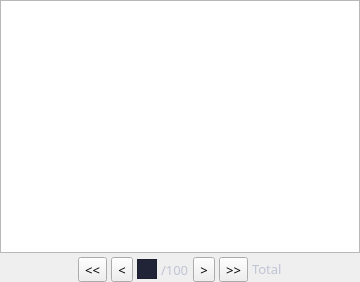
First picture: the form in poundage/PoundageShowWidget.ui, repository HcashOrg/hx-indicator, before the edit.
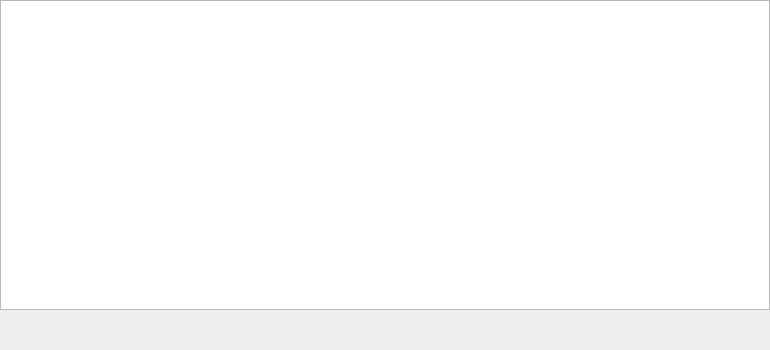
Second picture: the form after the edit.

```diff
--- a/poundage/PoundageShowWidget.ui
+++ b/poundage/PoundageShowWidget.ui
@@ -6,16 +6,16 @@
    <rect>
     <x>0</x>
     <y>0</y>
-    <width>360</width>
-    <height>282</height>
+    <width>770</width>
+    <height>350</height>
    </rect>
   </property>
   <property name="windowTitle">
    <string>Form</string>
   </property>
-  <layout class="QVBoxLayout" name="verticalLayout" stretch="5,1">
+  <layout class="QVBoxLayout" name="verticalLayout">
    <property name="spacing">
-    <number>4</number>
+    <number>0</number>
    </property>
    <property name="leftMargin">
     <number>0</number>
@@ -33,230 +33,14 @@
     <widget class="QTableView" name="tableView"/>
    </item>
    <item>
-    <layout class="QHBoxLayout" name="horizontalLayout_4">
-     <item>
-      <spacer name="horizontalSpacer">
-       <property name="orientation">
-        <enum>Qt::Horizontal</enum>
-       </property>
-       <property name="sizeHint" stdset="0">
-        <size>
-         <width>40</width>
-         <height>20</height>
-        </size>
-       </property>
-      </spacer>
-     </item>
-     <item>
-      <layout class="QHBoxLayout" name="horizontalLayout">
-       <item>
-        <widget class="QToolButton" name="firstPageBtn">
-         <property name="sizePolicy">
-          <sizepolicy hsizetype="Preferred" vsizetype="Preferred">
-           <horstretch>0</horstretch>
-           <verstretch>0</verstretch>
-          </sizepolicy>
-         </property>
-         <property name="font">
-          <font>
-           <family>微软雅黑</family>
-           <pointsize>10</pointsize>
-          </font>
-         </property>
-         <property name="cursor">
-          <cursorShape>PointingHandCursor</cursorShape>
-         </property>
-         <property name="focusPolicy">
-          <enum>Qt::NoFocus</enum>
-         </property>
-         <property name="styleSheet">
-          <string notr="true"/>
-         </property>
-         <property name="text">
-          <string>&lt;&lt;</string>
-         </property>
-        </widget>
-       </item>
-       <item>
-        <widget class="QToolButton" name="prePageBtn">
-         <property name="sizePolicy">
-          <sizepolicy hsizetype="Preferred" vsizetype="Preferred">
-           <horstretch>0</horstretch>
-           <verstretch>0</verstretch>
-          </sizepolicy>
-         </property>
-         <property name="font">
-          <font>
-           <family>微软雅黑</family>
-           <pointsize>10</pointsize>
-          </font>
-         </property>
-         <property name="cursor">
-          <cursorShape>PointingHandCursor</cursorShape>
-         </property>
-         <property name="focusPolicy">
-          <enum>Qt::NoFocus</enum>
-         </property>
-         <property name="styleSheet">
-          <string notr="true"/>
-         </property>
-         <property name="text">
-          <string>&lt;</string>
-         </property>
-        </widget>
-       </item>
-      </layout>
-     </item>
-     <item>
-      <layout class="QHBoxLayout" name="horizontalLayout_3">
-       <item>
-        <widget class="QLineEdit" name="pageLineEdit">
-         <property name="sizePolicy">
-          <sizepolicy hsizetype="Preferred" vsizetype="Preferred">
-           <horstretch>0</horstretch>
-           <verstretch>0</verstretch>
-          </sizepolicy>
-         </property>
-         <property name="maximumSize">
-          <size>
-           <width>20</width>
-           <height>20</height>
-          </size>
-         </property>
-         <property name="font">
-          <font>
-           <pointsize>10</pointsize>
-          </font>
-         </property>
-         <property name="styleSheet">
-          <string notr="true">QLineEdit{background-color: rgb(32,36,54);color: rgb(192, 196, 212);border:1px solid rgb(28, 32, 46);padding: 0px 0px 0px 0px;}
-QLineEdit:focus{border:1px solid rgb(93,107,144);}</string>
-         </property>
-         <property name="text">
-          <string/>
-         </property>
-         <property name="alignment">
-          <set>Qt::AlignCenter</set>
-         </property>
-        </widget>
-       </item>
-       <item>
-        <widget class="QLabel" name="pageLabel">
-         <property name="font">
-          <font>
-           <family>微软雅黑</family>
-           <pointsize>10</pointsize>
-          </font>
-         </property>
-         <property name="styleSheet">
-          <string notr="true">color: rgb(192, 196, 212);</string>
-         </property>
-         <property name="text">
-          <string>/100</string>
-         </property>
-         <property name="alignment">
-          <set>Qt::AlignLeading|Qt::AlignLeft|Qt::AlignVCenter</set>
-         </property>
-        </widget>
-       </item>
-      </layout>
-     </item>
-     <item>
-      <layout class="QHBoxLayout" name="horizontalLayout_2">
-       <item>
-        <widget class="QToolButton" name="nextPageBtn">
-         <property name="sizePolicy">
-          <sizepolicy hsizetype="Preferred" vsizetype="Preferred">
-           <horstretch>0</horstretch>
-           <verstretch>0</verstretch>
-          </sizepolicy>
-         </property>
-         <property name="font">
-          <font>
-           <family>微软雅黑</family>
-           <pointsize>10</pointsize>
-          </font>
-         </property>
-         <property name="cursor">
-          <cursorShape>PointingHandCursor</cursorShape>
-         </property>
-         <property name="focusPolicy">
-          <enum>Qt::NoFocus</enum>
-         </property>
-         <property name="styleSheet">
-          <string notr="true"/>
-         </property>
-         <property name="text">
-          <string>&gt;</string>
-         </property>
-        </widget>
-       </item>
-       <item>
-        <widget class="QToolButton" name="lastPageBtn">
-         <property name="sizePolicy">
-          <sizepolicy hsizetype="Preferred" vsizetype="Preferred">
-           <horstretch>0</horstretch>
-           <verstretch>0</verstretch>
-          </sizepolicy>
-         </property>
-         <property name="font">
-          <font>
-           <family>微软雅黑</family>
-           <pointsize>10</pointsize>
-          </font>
-         </property>
-         <property name="cursor">
-          <cursorShape>PointingHandCursor</cursorShape>
-         </property>
-         <property name="focusPolicy">
-          <enum>Qt::NoFocus</enum>
-         </property>
-         <property name="styleSheet">
-          <string notr="true"/>
-         </property>
-         <property name="text">
-          <string>&gt;&gt;</string>
-         </property>
-        </widget>
-       </item>
-      </layout>
-     </item>
-     <item>
-      <widget class="QLabel" name="numberLabel">
-       <property name="maximumSize">
-        <size>
-         <width>40</width>
-         <height>20</height>
-        </size>
-       </property>
-       <property name="font">
-        <font>
-         <family>微软雅黑</family>
-         <pointsize>10</pointsize>
-        </font>
-       </property>
-       <property name="styleSheet">
-        <string notr="true">color: rgb(192, 196, 212);</string>
-       </property>
-       <property name="text">
-        <string>Total</string>
-       </property>
-      </widget>
-     </item>
-     <item>
-      <spacer name="horizontalSpacer_2">
-       <property name="orientation">
-        <enum>Qt::Horizontal</enum>
-       </property>
-       <property name="sizeHint" stdset="0">
-        <size>
-         <width>40</width>
-         <height>20</height>
-        </size>
-       </property>
-      </spacer>
-     </item>
-    </layout>
+    <widget class="QStackedWidget" name="stackedWidget_pageBar">
+     <property name="maximumSize">
+      <size>
+       <width>16777215</width>
+       <height>40</height>
+      </size>
+     </property>
+    </widget>
    </item>
   </layout>
  </widget>
```
